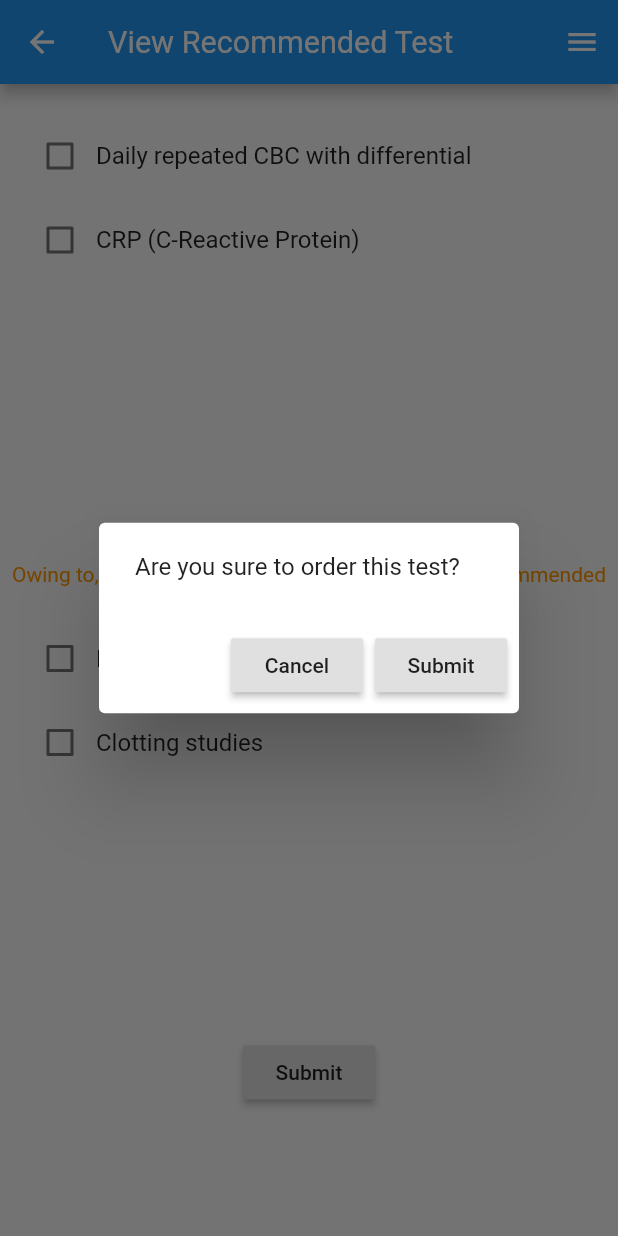
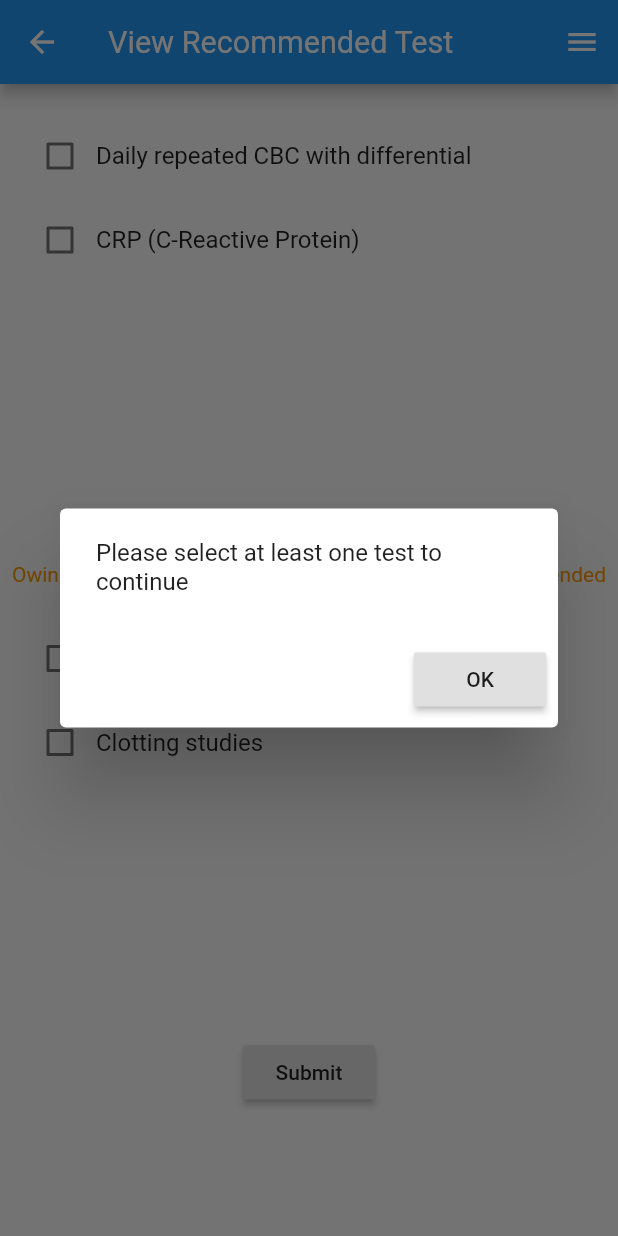
Before and after one commit to katelynwang/Flutter_App, a Flutter app: the ViewRecTest screen opened by its route, after a tap on "Submit", on a phone screen of 412 x 824 dp. Run offline on Flutter 3.47's test engine with Material 2 defaults, Android fonts, the phone set to English and light mode, and no system bars.

Commit message:
Add validator for checkbox in ViewRecTest and OrderAdditionalTests

```diff
--- a/lib/LabWorkPart/ViewRecTest.dart
+++ b/lib/LabWorkPart/ViewRecTest.dart
@@ -9,6 +9,11 @@ import '../Material/MyCheckbox.dart';
 //));
 
 class ViewRecTest extends StatelessWidget {
+  var cb1 = new MyCheckbox(false, 'Daily repeated CBC with differential');
+  var cb2 = new MyCheckbox(false, 'CRP (C-Reactive Protein)');
+  var cb3 = new MyCheckbox(false, 'Electrolytes');
+  var cb4 = new MyCheckbox(false, 'Clotting studies');
+
   @override
   Widget build(BuildContext context) {
     return new Scaffold(
@@ -33,11 +38,11 @@ class ViewRecTest extends StatelessWidget {
           alignment: Alignment.center,
           child: new Column(
             children: <Widget>[
-            new Container(    //TODO: adjust container size
+              new Container( //TODO: adjust container size
                 child: new MyCheckboxList(
                   myCheckbox: [
-                  new MyCheckbox(false, 'Daily repeated CBC with differential'),  //TODO: add icon to explain terms
-                  new MyCheckbox(false, 'CRP (C-Reactive Protein)')
+                    cb1,
+                    cb2,
                   ],
                 ),
               ),
@@ -46,11 +51,15 @@ class ViewRecTest extends StatelessWidget {
                 child: new Column(
                   children: <Widget>[
                     new Container(
-                    child: new Text('Risk-specific Medical Tests', style: new TextStyle(fontSize: 16.0),),
+                        child: new Text('Risk-specific Medical Tests',
+                          style: new TextStyle(fontSize: 16.0),),
                         alignment: Alignment.center
                     ),
                     new Container(
-                    child: new Text('Owing to, abnormal reflex, the following tests are recommended', style: new TextStyle(color: Colors.orange), textAlign: TextAlign.center,),
+                      child: new Text(
+                        'Owing to, abnormal reflex, the following tests are recommended',
+                        style: new TextStyle(color: Colors.orange),
+                        textAlign: TextAlign.center,),
                     )
                   ],
                 ),
@@ -59,35 +68,65 @@ class ViewRecTest extends StatelessWidget {
               new Container(
                 child: new MyCheckboxList(
                   myCheckbox: [
-                  new MyCheckbox(false, 'Electrolytes'),
-                  new MyCheckbox(false, 'Clotting studies')
+                    cb3,
+                    cb4,
                   ],
                 ),
               ),
 
-            new RaisedButton(   //TODO: check if any box is checked
+              new RaisedButton(
+                  child: new Text('Submit'),
+
+                  onPressed: () {
+                    if (!cb1.isChecked && !cb2.isChecked && !cb3.isChecked &&
+                        !cb4.isChecked) {
+                      showDialog(
+                          context: context,
+                          child: new AlertDialog(
+                            content: const Text(
+                                'Please select at least one test to continue'),
+                            actions: <Widget>[
+                              new RaisedButton(
+                                onPressed: () {
+                                  Navigator.of(context).pop();
+                                },
+                                child: const Text('OK'),
+                              )
+                            ],
+                          )
+                      );
+                    }
+                    else {
+                      showDialog(
+                          context: context,
+                          child: new AlertDialog(
+                            content: const Text(
+                                'Are you sure to order this test?'),
+                            actions: <Widget>[
+                              new RaisedButton(
+                                  child: const Text('Cancel'),
+                                  onPressed: () {
+                                    Navigator.of(context).pop();
+                                  }
+                              ),
+
+                              new RaisedButton(
                                   child: new Text('Submit'),
                                   onPressed: () {
                                     showDialog(
                                         context: context,
                                         child: new AlertDialog(
-                    content: new Text('Are you sure to order this test?'),
-                    actions: <Widget>[
-                      new RaisedButton(
-                        child: new Text('Cancel'),
-                        onPressed: () {Navigator.of(context).pop();}
-                      ),
-
-                      new RaisedButton(
-                        child: new Text('Submit'),
-                        onPressed: (){
-                          showDialog(
-                            context: context,
-                            child: new AlertDialog(
-                              content: new Text('New test added successfully!'),
+                                          content: const Text(
+                                              'New test added successfully!'),
                                           actions: <Widget>[
                                             //TODO: used 2 pop functions
-                                new RaisedButton(child: new Text("OK"), onPressed: (){Navigator.of(context).pop();Navigator.of(context).pop();})
+                                            new RaisedButton(
+                                                child: const Text("OK"),
+                                                onPressed: () {
+                                                  Navigator.of(context).pop();
+                                                  Navigator.of(context).pop();
+                                                }
+                                            )
                                           ],
                                         )
                                     );
@@ -97,6 +136,7 @@ class ViewRecTest extends StatelessWidget {
                           )
                       );
                     }
+                  }
               ),
 
             ],
```
Also changed, not shown: lib/LabWorkPart/OrderAdditionalTests.dart (+45 -10 lines). Lines whose indentation alone changed are shown as unchanged.
